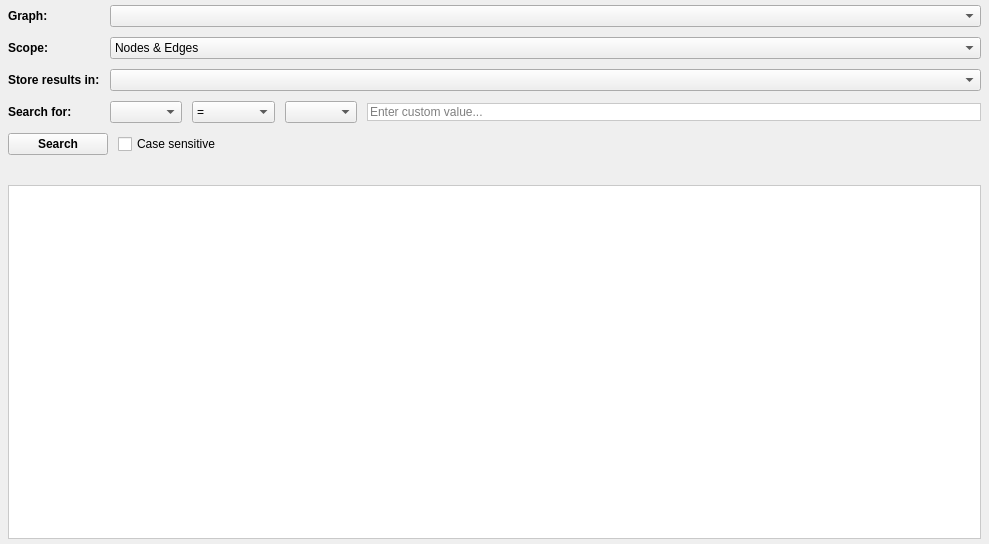
First picture: the form in plugins/perspective/GraphPerspective/designer/SearchWidget.ui, repository vadivelselvaraj/TulipGLImprovement, before the edit.
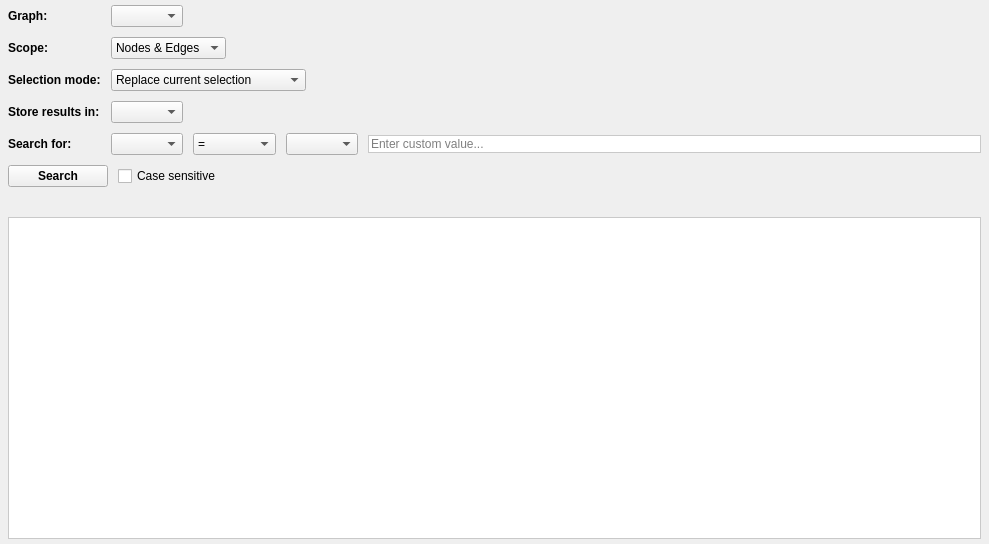
Second picture: the form after the edit. Icons and pictures are not drawn. Custom widgets are drawn as their Qt base class.

Commit message: Search is now working properly, still working on various features in this widget though

Patch:
```diff
--- a/plugins/perspective/GraphPerspective/designer/SearchWidget.ui
+++ b/plugins/perspective/GraphPerspective/designer/SearchWidget.ui
@@ -75,6 +75,9 @@
           </property>
           <item>
            <layout class="QFormLayout" name="formLayout">
+            <property name="fieldGrowthPolicy">
+             <enum>QFormLayout::ExpandingFieldsGrow</enum>
+            </property>
             <property name="labelAlignment">
              <set>Qt::AlignLeading|Qt::AlignLeft|Qt::AlignVCenter</set>
             </property>
@@ -84,6 +87,16 @@
             <property name="verticalSpacing">
              <number>10</number>
             </property>
+            <item row="0" column="0">
+             <widget class="QLabel" name="graphLabel">
+              <property name="text">
+               <string>Graph:</string>
+              </property>
+             </widget>
+            </item>
+            <item row="0" column="1">
+             <widget class="TreeViewComboBox" name="graphCombo"/>
+            </item>
             <item row="1" column="0">
              <widget class="QLabel" name="scopeLabel">
               <property name="sizePolicy">
@@ -119,7 +132,7 @@
               </item>
              </widget>
             </item>
-            <item row="2" column="0">
+            <item row="3" column="0">
              <widget class="QLabel" name="resultsStorageLabel">
               <property name="sizePolicy">
                <sizepolicy hsizetype="Maximum" vsizetype="Preferred">
@@ -132,14 +145,14 @@
               </property>
              </widget>
             </item>
-            <item row="2" column="1">
+            <item row="3" column="1">
              <widget class="QComboBox" name="resultsStorageCombo">
               <property name="sizeAdjustPolicy">
                <enum>QComboBox::AdjustToContents</enum>
               </property>
              </widget>
             </item>
-            <item row="3" column="0">
+            <item row="4" column="0">
              <widget class="QLabel" name="searchTermsLabel">
               <property name="sizePolicy">
                <sizepolicy hsizetype="Maximum" vsizetype="Preferred">
@@ -152,7 +165,7 @@
               </property>
              </widget>
             </item>
-            <item row="3" column="1">
+            <item row="4" column="1">
              <layout class="QHBoxLayout" name="horizontalLayout_4">
               <item>
                <widget class="QComboBox" name="searchTermACombo"/>
@@ -225,15 +238,34 @@
               </item>
              </layout>
             </item>
-            <item row="0" column="0">
-             <widget class="QLabel" name="graphLabel">
+            <item row="2" column="0">
+             <widget class="QLabel" name="label">
               <property name="text">
-               <string>Graph:</string>
+               <string>Selection mode:</string>
               </property>
              </widget>
             </item>
-            <item row="0" column="1">
-             <widget class="TreeViewComboBox" name="graphCombo"/>
+            <item row="2" column="1">
+             <widget class="QComboBox" name="selectionModeCombo">
+              <property name="sizeAdjustPolicy">
+               <enum>QComboBox::AdjustToContents</enum>
+              </property>
+              <item>
+               <property name="text">
+                <string>Replace current selection</string>
+               </property>
+              </item>
+              <item>
+               <property name="text">
+                <string>Add to current selection</string>
+               </property>
+              </item>
+              <item>
+               <property name="text">
+                <string>Remove from current selection</string>
+               </property>
+              </item>
+             </widget>
             </item>
            </layout>
           </item>
```
Left out of the diff: 67 changed lines with no effect on the pictures. The commit also changes 2 other files.
